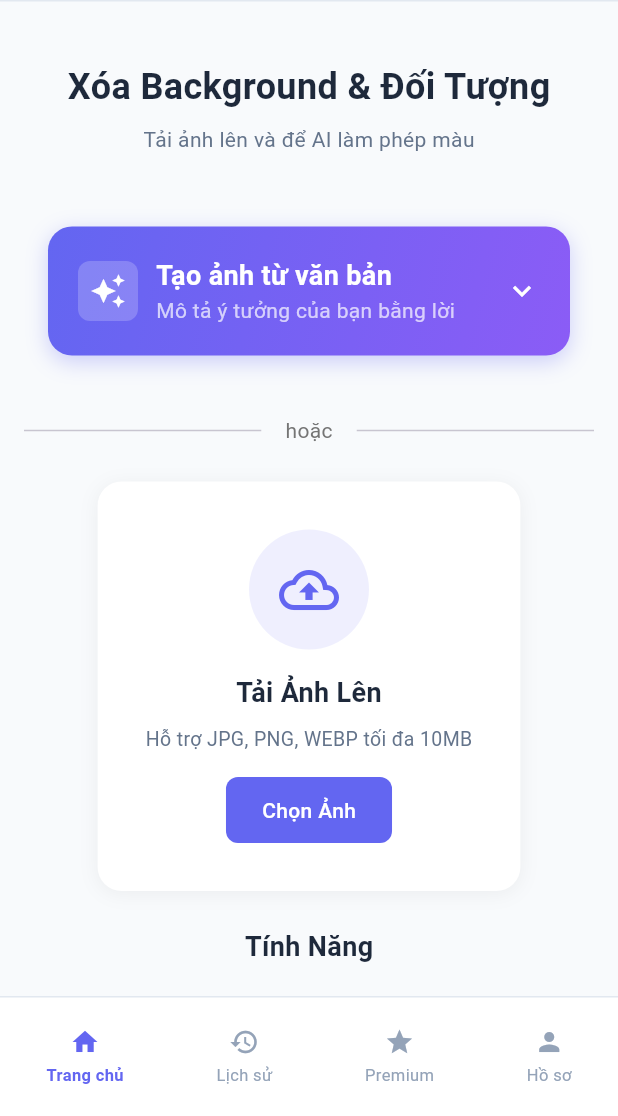
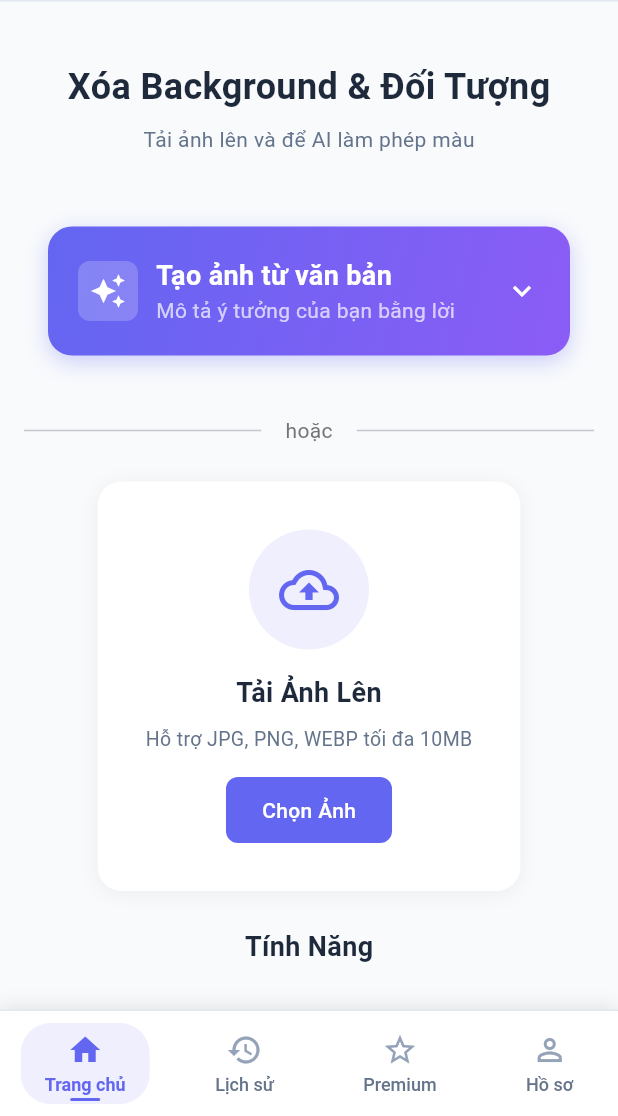
Before and after one commit to danhtrinhdevelopermay/MagicBSA, a Flutter app: the screen it shows after launch, on a phone screen of 412 x 824 dp, the part 120-1236 px from its top. Run offline on Flutter 3.47's test engine with Material 3 defaults, Android fonts, the phone set to English and light mode, and no system bars; our stand-ins replace dio, flutter_spinkit, image_picker, share_plus, shared_preferences.

Commit message:
Improve bottom navigation appearance and overall user experience
Enhance bottom navigation with shadows, animations, and outlined/filled icons in main_screen.dart.

Replit-Commit-Author: Agent
Replit-Commit-Session-Id: 9f1bd826-7998-4060-9eae-7034e81c84f2

```diff
--- a/ai_image_editor_flutter/lib/screens/main_screen.dart
+++ b/ai_image_editor_flutter/lib/screens/main_screen.dart
@@ -118,7 +118,7 @@ class _MainScreenState extends State<MainScreen> {
               ),
 
               // Bottom padding for navigation
-              const SizedBox(height: 100),
+              const SizedBox(height: 90),
             ],
           ),
         );
@@ -257,37 +257,50 @@ class _MainScreenState extends State<MainScreen> {
 
   Widget _buildBottomNavigation() {
     return Container(
-      height: 80 + MediaQuery.of(context).padding.bottom,
-      decoration: const BoxDecoration(
+      decoration: BoxDecoration(
         color: Colors.white,
-        border: Border(
+        border: const Border(
           top: BorderSide(color: Color(0xFFe2e8f0), width: 1),
         ),
+        boxShadow: [
+          BoxShadow(
+            color: Colors.black.withOpacity(0.1),
+            blurRadius: 10,
+            offset: const Offset(0, -2),
+          ),
+        ],
       ),
       child: SafeArea(
+        child: Container(
+          height: 70,
+          padding: const EdgeInsets.only(top: 8, bottom: 8),
           child: Row(
             mainAxisAlignment: MainAxisAlignment.spaceAround,
             children: [
               _buildNavItem(
-              icon: Icons.home,
+                icon: Icons.home_outlined,
+                activeIcon: Icons.home,
                 label: 'Trang chủ',
                 isActive: _currentIndex == 0,
                 onTap: () => _onTabTapped(0),
               ),
               _buildNavItem(
-              icon: Icons.history,
+                icon: Icons.history_outlined,
+                activeIcon: Icons.history,
                 label: 'Lịch sử',
                 isActive: _currentIndex == 1,
                 onTap: () => _onTabTapped(1),
               ),
               _buildNavItem(
-              icon: Icons.star,
+                icon: Icons.star_border,
+                activeIcon: Icons.star,
                 label: 'Premium',
                 isActive: _currentIndex == 2,
                 onTap: () => _onTabTapped(2),
               ),
               _buildNavItem(
-              icon: Icons.person,
+                icon: Icons.person_outline,
+                activeIcon: Icons.person,
                 label: 'Hồ sơ',
                 isActive: _currentIndex == 3,
                 onTap: () => _onTabTapped(3),
@@ -295,34 +308,56 @@ class _MainScreenState extends State<MainScreen> {
             ],
           ),
         ),
+      ),
     );
   }
 
   Widget _buildNavItem({
     required IconData icon,
+    required IconData activeIcon,
     required String label,
     required bool isActive,
     required VoidCallback onTap,
   }) {
     return GestureDetector(
       onTap: onTap,
-      child: Container(
-        padding: const EdgeInsets.symmetric(vertical: 8, horizontal: 12),
+      child: AnimatedContainer(
+        duration: const Duration(milliseconds: 200),
+        padding: const EdgeInsets.symmetric(vertical: 6, horizontal: 16),
+        decoration: BoxDecoration(
+          color: isActive ? const Color(0xFF6366f1).withOpacity(0.1) : Colors.transparent,
+          borderRadius: BorderRadius.circular(20),
+        ),
         child: Column(
           mainAxisSize: MainAxisSize.min,
           children: [
-            Icon(
-              icon,
+            AnimatedSwitcher(
+              duration: const Duration(milliseconds: 200),
+              child: Icon(
+                isActive ? activeIcon : icon,
+                key: ValueKey(isActive),
                 color: isActive ? const Color(0xFF6366f1) : const Color(0xFF94a3b8),
-              size: 20,
+                size: 24,
+              ),
             ),
             const SizedBox(height: 4),
-            Text(
-              label,
+            AnimatedDefaultTextStyle(
+              duration: const Duration(milliseconds: 200),
               style: TextStyle(
-                fontSize: 11,
-                fontWeight: isActive ? FontWeight.w600 : FontWeight.normal,
-                color: isActive ? const Color(0xFF6366f1) : const Color(0xFF94a3b8),
+                fontSize: 12,
+                fontWeight: isActive ? FontWeight.w600 : FontWeight.w500,
+                color: isActive ? const Color(0xFF6366f1) : const Color(0xFF64748b),
+              ),
+              child: Text(label),
+            ),
+            if (isActive)
+              Container(
+                margin: const EdgeInsets.only(top: 2),
+                height: 2,
+                width: 20,
+                decoration: BoxDecoration(
+                  color: const Color(0xFF6366f1),
+                  borderRadius: BorderRadius.circular(1),
                 ),
               ),
           ],
```
Also changed, not shown: attached_assets/Screenshot_2025-07-29-22-15-54-078_com.example.ai_image_editor_flutter_1753802167369.jpg (added), 1 other file. Lines whose indentation alone changed are shown as unchanged.
